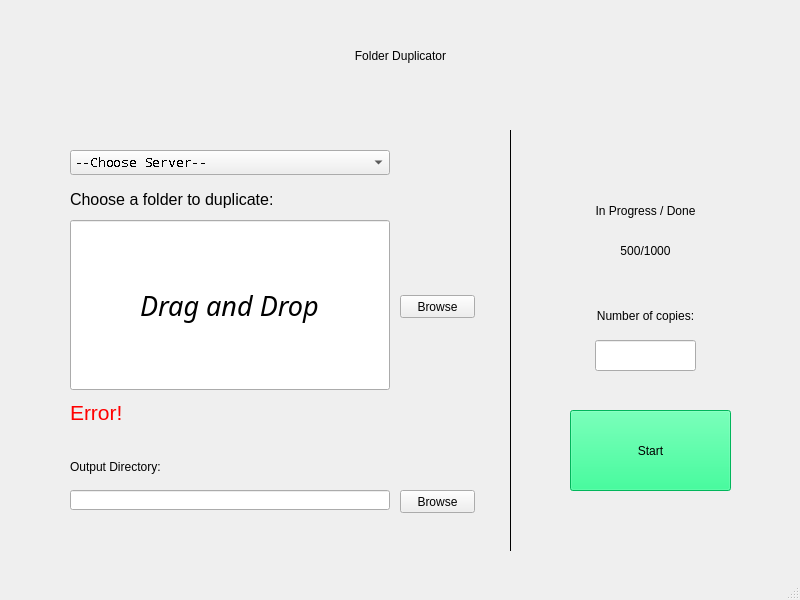
The window that UI/Duplicator.ui (eezhengleong/Duplicator) describes before a commit, drawn with Qt 5.
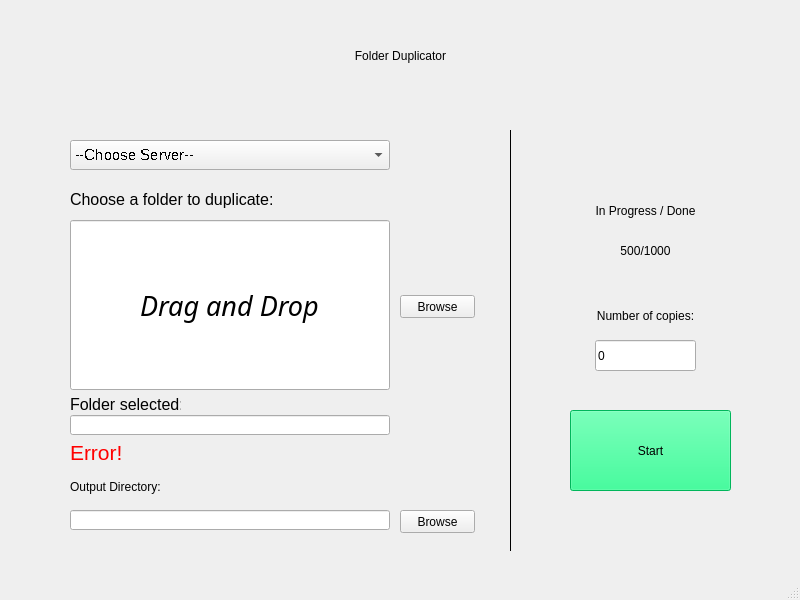
The same window after the commit. Custom widgets are drawn as their Qt base class.

```diff
--- a/UI/Duplicator.ui
+++ b/UI/Duplicator.ui
@@ -68,15 +68,20 @@
     <property name="geometry">
      <rect>
       <x>70</x>
-      <y>150</y>
+      <y>140</y>
       <width>320</width>
-      <height>25</height>
+      <height>30</height>
      </rect>
     </property>
     <property name="font">
      <font>
-      <family>Noto Mono</family>
-      <pointsize>10</pointsize>
+      <family>MS Shell Dlg 2</family>
+      <pointsize>11</pointsize>
+      <weight>50</weight>
+      <italic>false</italic>
+      <bold>false</bold>
+      <underline>false</underline>
+      <strikeout>false</strikeout>
       <stylestrategy>NoAntialias</stylestrategy>
       <kerning>true</kerning>
      </font>
@@ -150,7 +155,7 @@
     <property name="geometry">
      <rect>
       <x>400</x>
-      <y>490</y>
+      <y>510</y>
       <width>75</width>
       <height>23</height>
      </rect>
@@ -163,7 +168,7 @@
     <property name="geometry">
      <rect>
       <x>70</x>
-      <y>490</y>
+      <y>510</y>
       <width>320</width>
       <height>20</height>
      </rect>
@@ -216,6 +221,9 @@
       <height>31</height>
      </rect>
     </property>
+    <property name="text">
+     <string>0</string>
+    </property>
    </widget>
    <widget class="QLabel" name="label_4">
     <property name="geometry">
@@ -286,7 +294,7 @@
     <property name="geometry">
      <rect>
       <x>70</x>
-      <y>460</y>
+      <y>480</y>
       <width>221</width>
       <height>21</height>
      </rect>
@@ -305,7 +313,7 @@
     <property name="geometry">
      <rect>
       <x>70</x>
-      <y>400</y>
+      <y>440</y>
       <width>271</width>
       <height>31</height>
      </rect>
@@ -331,6 +339,44 @@
      <set>Qt::AlignLeading|Qt::AlignLeft|Qt::AlignTop</set>
     </property>
    </widget>
+   <widget class="QLabel" name="label_7">
+    <property name="geometry">
+     <rect>
+      <x>70</x>
+      <y>395</y>
+      <width>111</width>
+      <height>21</height>
+     </rect>
+    </property>
+    <property name="font">
+     <font>
+      <family>MS Shell Dlg 2</family>
+      <pointsize>12</pointsize>
+      <weight>50</weight>
+      <italic>false</italic>
+      <bold>false</bold>
+     </font>
+    </property>
+    <property name="styleSheet">
+     <string notr="true">font: 12pt &quot;MS Shell Dlg 2&quot;;</string>
+    </property>
+    <property name="text">
+     <string>Folder selected:</string>
+    </property>
+    <property name="alignment">
+     <set>Qt::AlignLeading|Qt::AlignLeft|Qt::AlignTop</set>
+    </property>
+   </widget>
+   <widget class="QLineEdit" name="folder_name">
+    <property name="geometry">
+     <rect>
+      <x>70</x>
+      <y>415</y>
+      <width>320</width>
+      <height>20</height>
+     </rect>
+    </property>
+   </widget>
   </widget>
   <widget class="QMenuBar" name="menubar">
    <property name="geometry">
```
